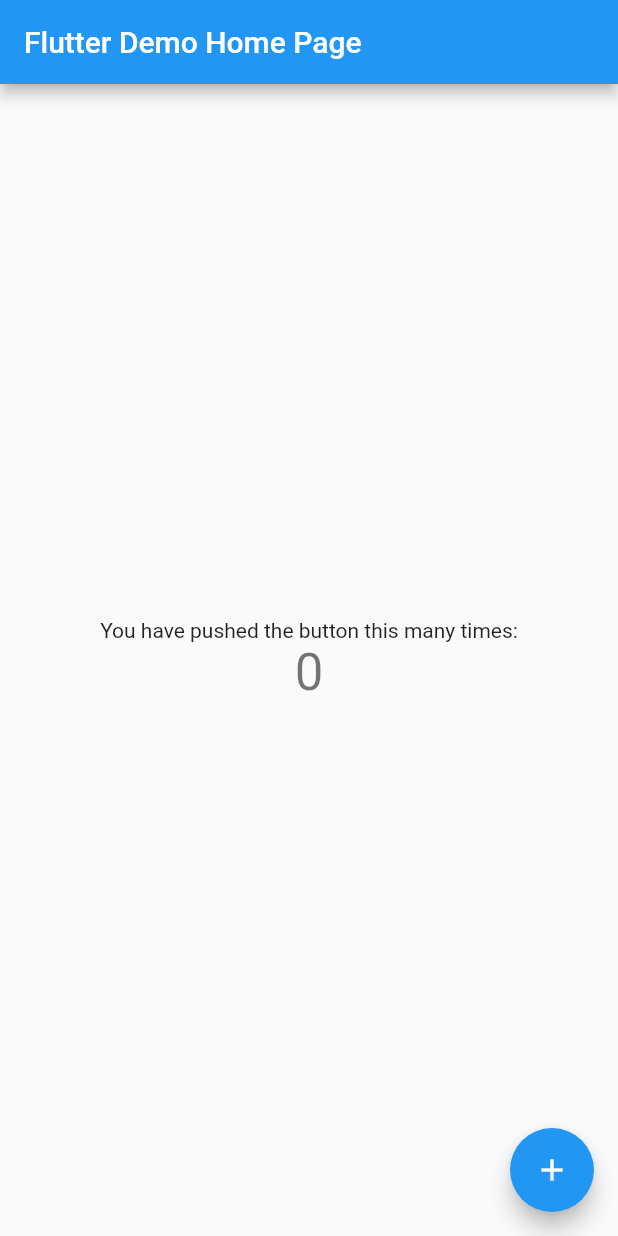
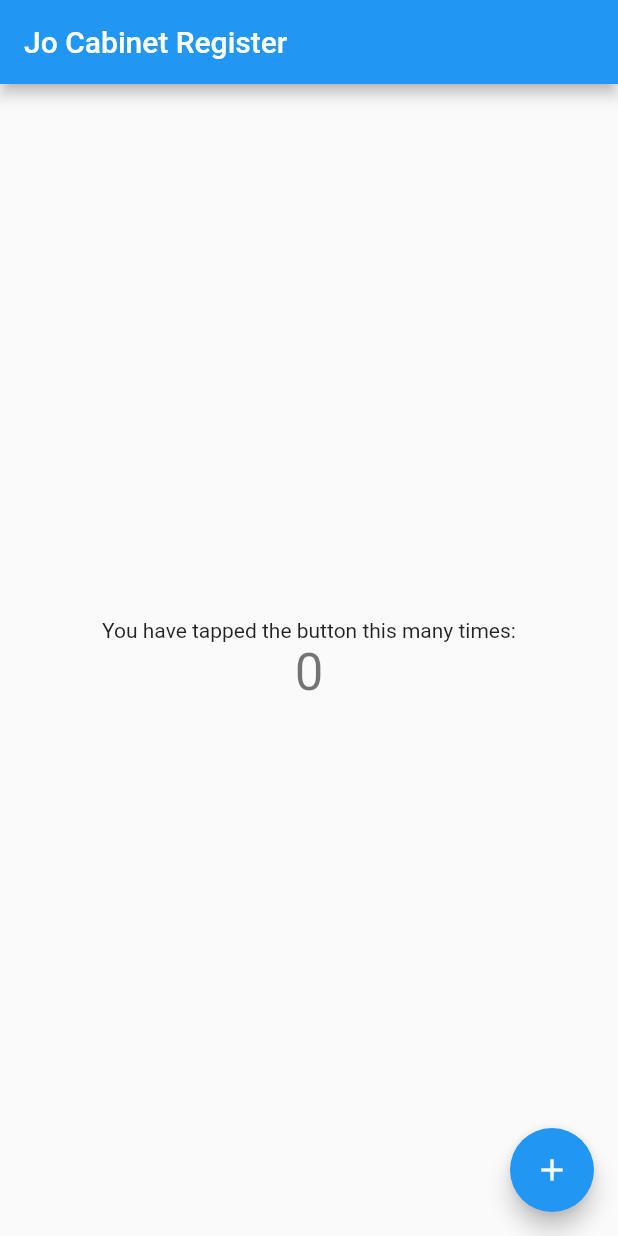
Before and after one commit to tonkatommy/Jo-Cabinet-Register, a Flutter app: the screen it shows after launch, on a phone screen of 412 x 824 dp. Run offline on Flutter 3.47's test engine with Material 2 defaults, Android fonts, the phone set to English and light mode, and no system bars.

Commit message:
Changed text

```diff
--- a/lib/main.dart
+++ b/lib/main.dart
@@ -20,7 +20,7 @@ class MyApp extends StatelessWidget {
         // is not restarted.
         primarySwatch: Colors.blue,
       ),
-      home: MyHomePage(title: 'Flutter Demo Home Page'),
+      home: MyHomePage(title: 'Jo Cabinet Register'),
     );
   }
 }
@@ -92,7 +92,7 @@ class _MyHomePageState extends State<MyHomePage> {
           mainAxisAlignment: MainAxisAlignment.center,
           children: <Widget>[
             Text(
-              'You have pushed the button this many times:',
+              'You have tapped the button this many times:',
             ),
             Text(
               '$_counter',
```
